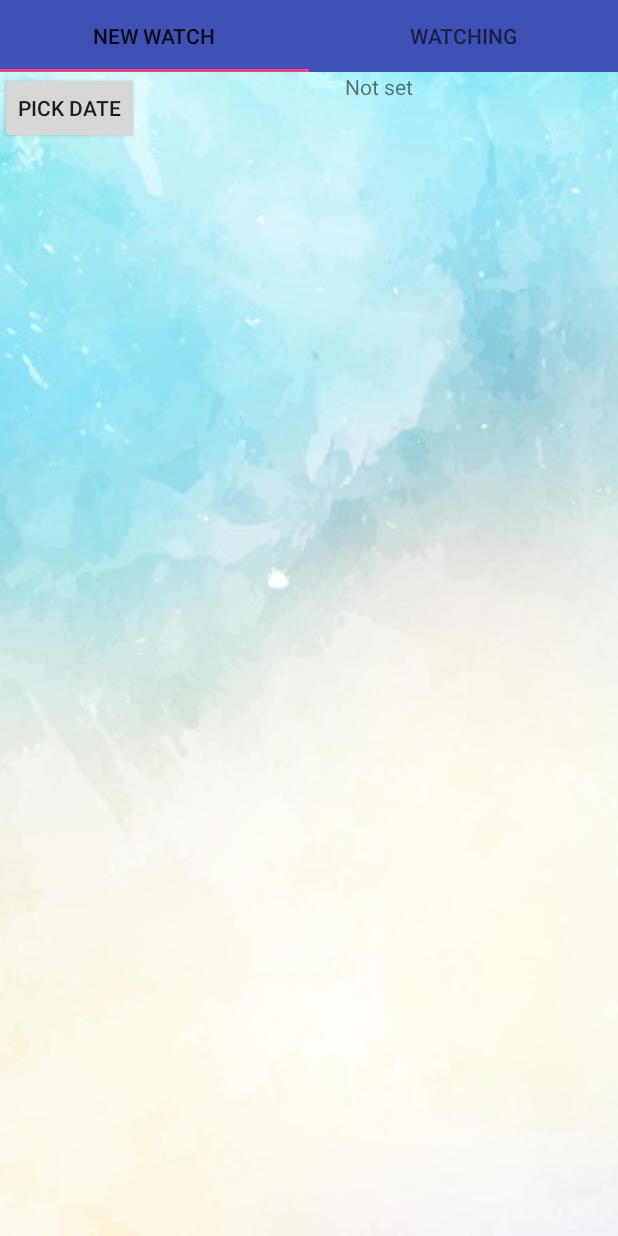
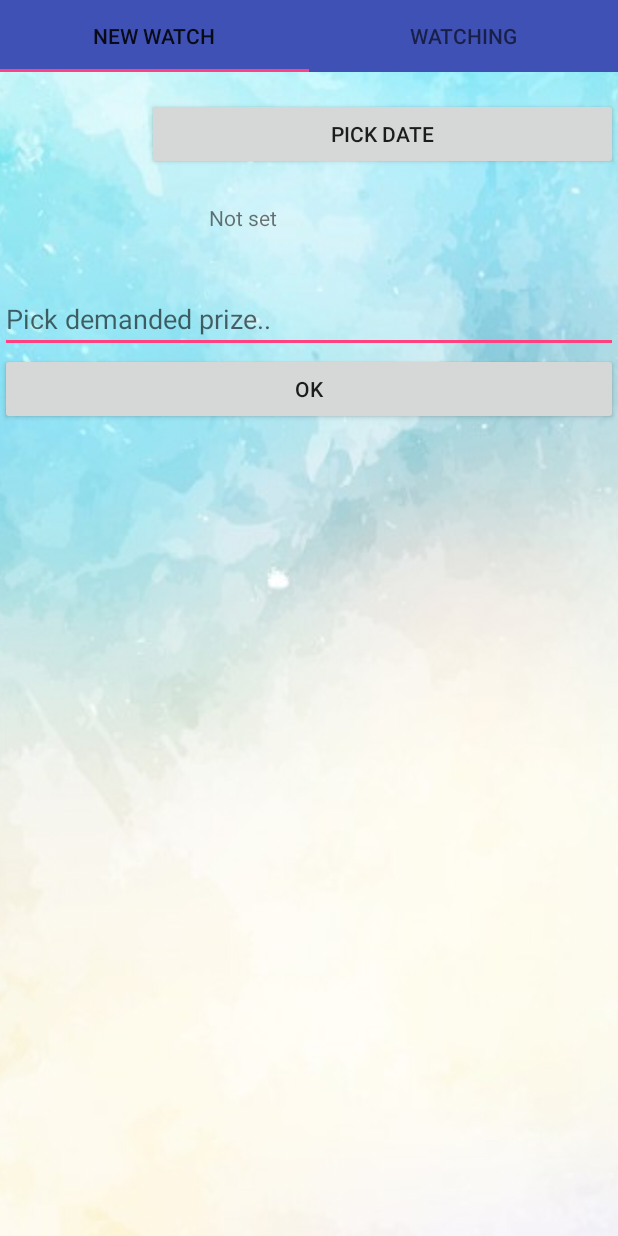
Before and after one commit to Trashcleaner/RedBox, an Android app: the screen it shows after launch (MainActivity), on a phone screen of 412 x 824 dp. Run offline under Robolectric (Android 15) with nearby library versions, the phone set to English and light mode, and no system bars.

Commit message:
just commit

```diff
--- a/app/src/main/res/layout/fragment_new_watch.xml
+++ b/app/src/main/res/layout/fragment_new_watch.xml
@@ -1,4 +1,4 @@
-<android.support.constraint.ConstraintLayout xmlns:android="http://schemas.android.com/apk/res/android"
+<LinearLayout xmlns:android="http://schemas.android.com/apk/res/android"
     xmlns:app="http://schemas.android.com/apk/res-auto"
     xmlns:tools="http://schemas.android.com/tools"
     android:layout_width="match_parent"
@@ -7,31 +7,52 @@
     android:orientation="vertical"
     android:weightSum="1">
 
-    <!-- TODO: Update blank fragment layout -->
-    <!--<TextView
-        android:layout_width="match_parent"
-        android:layout_height="match_parent"
-        android:text="@string/hello_blank_fragment"
-        android:fontFamily="an"/>-->
-
 
     <Button
         android:id="@+id/button"
-        android:layout_width="wrap_content"
+        android:layout_width="match_parent"
         android:layout_height="wrap_content"
         android:onClick="showDatePickerDialog"
         android:text="Pick date"
-        tools:layout_editor_absoluteX="-3dp"
-        tools:layout_editor_absoluteY="35dp" />
+        app:layout_constraintVertical_weight="0.2"
+        tools:layout_editor_absoluteX="-1dp"
+        tools:layout_editor_absoluteY="35dp"
+        android:layout_below="@+id/editTextPrize"
+        android:layout_toEndOf="@+id/editTextPrize"
+        android:layout_marginStart="98dp"
+        android:layout_marginTop="17dp" />
 
     <TextView
         android:id="@+id/dateView"
         android:layout_width="wrap_content"
         android:layout_height="wrap_content"
+        android:layout_alignParentTop="true"
+        android:layout_alignStart="@+id/button3"
+        android:layout_marginLeft="8dp"
+        android:layout_marginRight="8dp"
+        android:layout_marginStart="139dp"
+        android:layout_marginTop="22dp"
         android:text="Not set"
-        tools:layout_editor_absoluteY="46dp"
-        android:layout_marginRight="8dp"
+        app:layout_constraintLeft_toRightOf="@+id/button"
         app:layout_constraintRight_toRightOf="parent"
-        app:layout_constraintLeft_toRightOf="@+id/button"
-        android:layout_marginLeft="8dp" />
-</android.support.constraint.ConstraintLayout>
+        tools:layout_editor_absoluteY="46dp" />
+
+    <EditText
+        android:layout_width="match_parent"
+        android:layout_height="wrap_content"
+        android:hint="Pick demanded prize.."
+        android:inputType="number"
+        android:id="@+id/editTextPrize"
+        tools:layout_editor_absoluteX="0dp"
+        android:layout_marginTop="35dp"
+        app:layout_constraintTop_toBottomOf="@+id/button" />
+
+    <Button
+        android:id="@+id/button2"
+        android:layout_width="match_parent"
+        android:layout_height="wrap_content"
+        android:onClick="createResultObject"
+        android:text="Ok" />
+
+
+</LinearLayout>
```
Also changed, not shown: app/src/main/java/com/kiwi/redbox/redbox/ResultObject.java (added, +53 -0 lines), app/src/main/java/com/kiwi/redbox/redbox/activities/MainActivity.java (+17 -0 lines), app/src/main/java/com/kiwi/redbox/redbox/fragments/NewWatchFragment.java (+17 -7 lines), app/src/main/res/drawable/click_ok.png (deleted), app/src/main/res/drawable/date1.png (deleted), app/src/main/res/drawable/departure.png (deleted), app/src/main/res/drawable/non_click_ok.png (deleted), app/src/main/res/drawable/return_pic.png (deleted), app/src/main/res/drawable/select_price.png (deleted), app/src/main/res/drawable/text_destination.png (deleted), app/src/main/res/drawable/text_select_dates.png (deleted), app/src/main/res/drawable/text_select_price.png (deleted).
